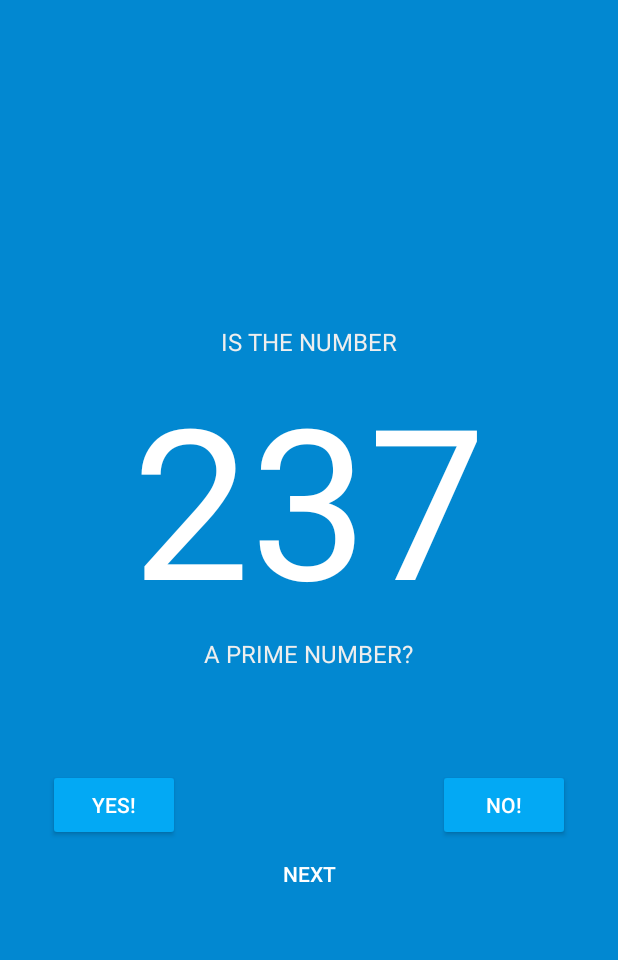
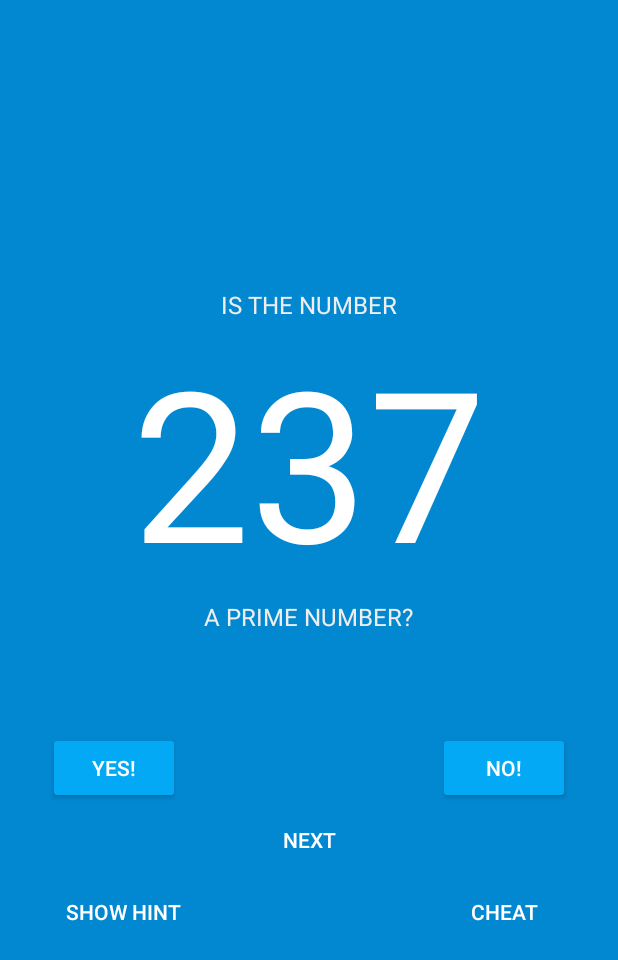
Before and after one commit to MayankVachher/Primus-v2, an Android app: the screen it shows after launch (MainActivity_with_snackbar), on a phone screen of 412 x 824 dp. Shown: the top 960 px of the screen. Run offline under Robolectric (Android 15) with nearby library versions, the phone set to English and light mode, and no system bars.

```diff
--- a/app/src/main/java/com/mayank13059/primequiz/MainActivity_with_snackbar.java
+++ b/app/src/main/java/com/mayank13059/primequiz/MainActivity_with_snackbar.java
@@ -1,5 +1,6 @@
 package com.mayank13059.primequiz;
 
+import android.content.Intent;
 import android.os.Bundle;
 import android.support.design.widget.CoordinatorLayout;
 import android.support.design.widget.Snackbar;
@@ -19,16 +20,20 @@ public class MainActivity_with_snackbar extends AppCompatActivity {
 
     private static TextView numberDisplayed;
     private CoordinatorLayout coordinatorLayout;
-    private static Button yesButton, noButton, skipButton;
+    private static Button yesButton, noButton, skipButton, showHintButton, cheatButton;
+    private static Boolean isHintPressed;
 
     protected void onCreate(Bundle savedInstanceState) {
         super.onCreate(savedInstanceState);
         setContentView(R.layout.activity_main_with_snackbar);
 
+        isHintPressed = Boolean.FALSE;
         numberDisplayed = (TextView) findViewById(R.id.numberDisplayed);
         yesButton = (Button) findViewById(R.id.button_yes);
         noButton = (Button) findViewById(R.id.button_no);
         skipButton = (Button) findViewById(R.id.button_skip);
+        showHintButton = (Button) findViewById(R.id.button_showHint);
+        cheatButton = (Button) findViewById(R.id.button_cheat);
         coordinatorLayout = (CoordinatorLayout) findViewById(R.id.main_coordinatorLayout);
 
         genRandomNumberAndSet(numberDisplayed);
@@ -42,16 +47,27 @@ public class MainActivity_with_snackbar extends AppCompatActivity {
         if (skipButton != null) {
             skipButton.setOnClickListener(genNextNumberListener);
         }
+        if(showHintButton != null) {
+            showHintButton.setOnClickListener(showHintListener);
+        }
+        if(cheatButton != null) {
+            cheatButton.setOnClickListener(showCheatListener);
+        }
+    }
+
+    private Integer parseInteger(TextView numberDisplayed) {
+        Integer numberToCheck = null;
+        if (numberDisplayed != null) {
+            return Integer.parseInt(numberDisplayed.getText().toString());
+        }
+        return null;
     }
 
     private View.OnClickListener isPrimeListener = new View.OnClickListener() {
         @Override
         public void onClick(View v) {
             TextView numberDisplayed = (TextView) findViewById(R.id.numberDisplayed);
-            Integer numberToCheck = null;
-            if (numberDisplayed != null) {
-                numberToCheck = Integer.parseInt(numberDisplayed.getText().toString());
-            }
+            Integer numberToCheck = parseInteger(numberDisplayed);
 
             if(numberToCheck == null) {
                 return;
@@ -92,6 +108,7 @@ public class MainActivity_with_snackbar extends AppCompatActivity {
             Snackbar resultSnackbar = Snackbar.make(coordinatorLayout, result_value, Snackbar.LENGTH_SHORT);
             resultSnackbar.getView().setBackgroundColor(result_color);
             resultSnackbar.show();
+            genRandomNumberAndSet(numberDisplayed);
         }
     };
 
@@ -99,6 +116,34 @@ public class MainActivity_with_snackbar extends AppCompatActivity {
         @Override
         public void onClick(View v) {
             genRandomNumberAndSet(numberDisplayed);
+            showHintButton.setEnabled(Boolean.TRUE);
+        }
+    };
+
+    private View.OnClickListener showHintListener = new View.OnClickListener() {
+        @Override
+        public void onClick(View v) {
+            showHintButton.setEnabled(Boolean.FALSE);
+            Intent showHintIntent = new Intent(getApplicationContext(), HintActivity.class);
+            startActivity(showHintIntent);
+        }
+    };
+
+    private View.OnClickListener showCheatListener = new View.OnClickListener() {
+        @Override
+        public void onClick(View v) {
+            Intent showCheatIntent = new Intent(getApplicationContext(), CheatActivity.class);
+            TextView numberDisplayed = (TextView) findViewById(R.id.numberDisplayed);
+            Integer numberToCheck = parseInteger(numberDisplayed);
+
+            if(numberToCheck == null) {
+                return;
+            }
+
+            Boolean result = checkPrime(numberToCheck);
+            showCheatIntent.putExtra("number",numberToCheck);
+            showCheatIntent.putExtra("isPrime", result);
+            startActivity(showCheatIntent);
         }
     };
 
--- /dev/null
+++ b/app/src/main/res/drawable/circle.xml
@@ -0,0 +1,4 @@
+<?xml version="1.0" encoding="utf-8"?>
+<shape xmlns:android="http://schemas.android.com/apk/res/android" android:shape="oval" >
+    <solid android:color="@color/colorPrimaryDark"></solid>
+</shape>
--- a/app/src/main/res/layout/content_action_items.xml
+++ b/app/src/main/res/layout/content_action_items.xml
@@ -1,9 +1,13 @@
 <?xml version="1.0" encoding="utf-8"?>
-<RelativeLayout xmlns:android="http://schemas.android.com/apk/res/android"
+<LinearLayout xmlns:android="http://schemas.android.com/apk/res/android"
     android:layout_width="match_parent" android:layout_height="match_parent"
     android:layout_marginLeft="@dimen/activity_horizontal_margin"
     android:layout_marginRight="@dimen/activity_horizontal_margin"
-    android:layout_marginTop="@dimen/activity_vertical_margin">
+    android:layout_marginTop="@dimen/activity_vertical_margin"
+    android:orientation="vertical">
+    <RelativeLayout
+        android:layout_width="match_parent"
+        android:layout_height="wrap_content">
         <Button
             android:layout_width="wrap_content"
             android:layout_height="wrap_content"
@@ -20,15 +24,42 @@
             android:layout_alignParentRight="true"
             android:textColor="@color/colorPrimaryText"
             android:theme="@style/NoButton"/>
-
+    </RelativeLayout>
+    <RelativeLayout
+        android:layout_width="match_parent"
+        android:layout_height="wrap_content">
         <Button
             android:layout_width="wrap_content"
             android:layout_height="wrap_content"
             android:text="@string/buttonSkip"
             style="@style/Widget.AppCompat.Button.Borderless"
             android:id="@+id/button_skip"
-            android:layout_marginTop="46dp"
             android:layout_centerHorizontal="true"
             android:textColor="@color/colorPrimaryText"
             android:theme="@style/SkipButton"/>
-</RelativeLayout>
+    </RelativeLayout>
+    <RelativeLayout
+        android:layout_width="match_parent"
+        android:layout_height="wrap_content">
+        <Button
+            android:layout_width="wrap_content"
+            android:layout_height="wrap_content"
+            android:text="show Hint"
+            android:layout_alignParentLeft="true"
+            style="@style/Widget.AppCompat.Button.Borderless"
+            android:id="@+id/button_showHint"
+            android:layout_centerHorizontal="true"
+            android:textColor="@color/colorPrimaryText"
+            android:theme="@style/SkipButton"/>
+        <Button
+            android:layout_width="wrap_content"
+            android:layout_height="wrap_content"
+            android:text="cheat"
+            android:layout_alignParentRight="true"
+            style="@style/Widget.AppCompat.Button.Borderless"
+            android:id="@+id/button_cheat"
+            android:layout_centerHorizontal="true"
+            android:textColor="@color/colorPrimaryText"
+            android:theme="@style/SkipButton"/>
+    </RelativeLayout>
+</LinearLayout>
```
Also changed, not shown: app/src/main/AndroidManifest.xml (+10 -0 lines), app/src/main/java/com/mayank13059/primequiz/CheatActivity.java (added, +32 -0 lines), app/src/main/java/com/mayank13059/primequiz/HintActivity.java (added, +18 -0 lines), app/src/main/res/layout/cheat_display.xml (added, +42 -0 lines), app/src/main/res/layout/hint_display.xml (added, +12 -0 lines), gradle/wrapper/gradle-wrapper.properties, 2 other files.
